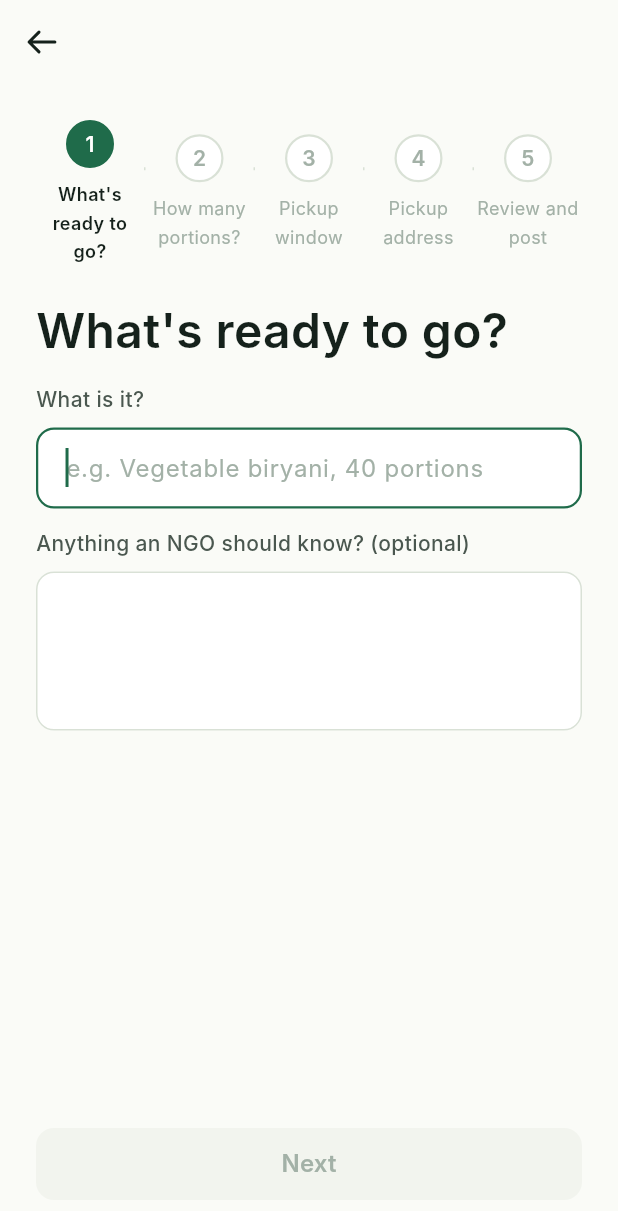
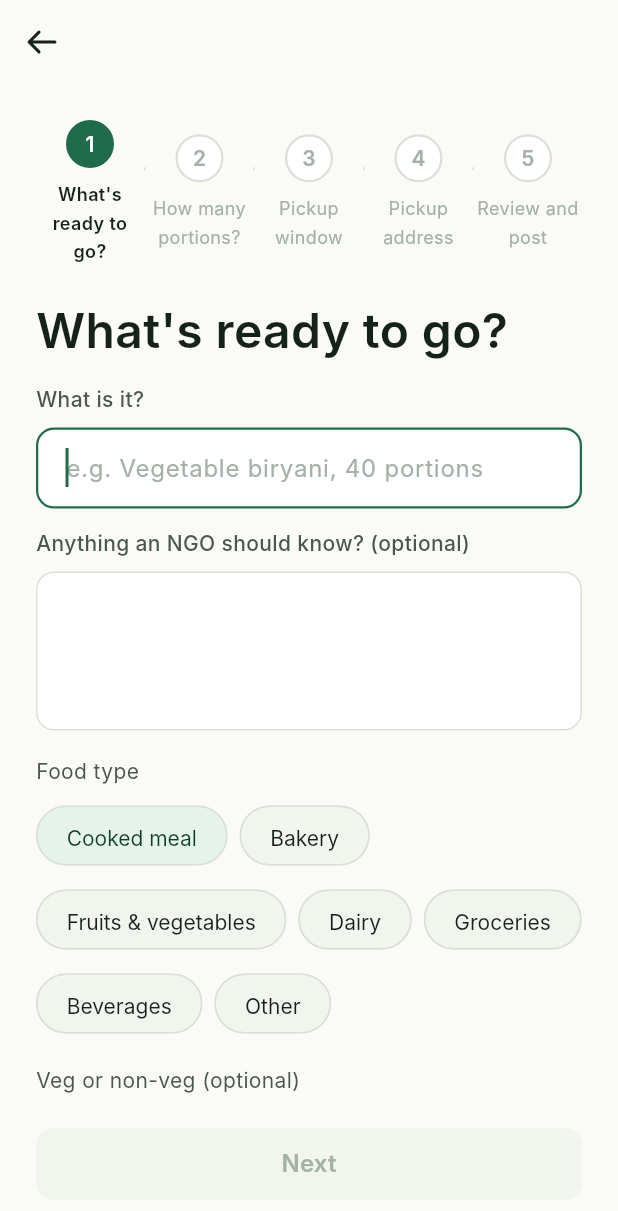
Before and after one commit to venkata-leeladhar-abburi/surplus-served, a Flutter app: the CreateDonationScreen screen opened by its route, on a phone screen of 412 x 824 dp. Shown: the top 1211 px of the screen. Run offline on Flutter 3.47's test engine with Material 3 defaults, Android fonts, the phone set to English and light mode, and no system bars; our stand-ins replace connectivity_plus, file_picker, flutter_riverpod, go_router; Roboto replaces fonts that are missing (Inter).

Commit message:
Donor app: food photo, expiry, food type and veg/non-veg
- Create donation: choose food type and veg/non-veg, optionally attach
  a photo (JPG/PNG/WEBP, max 5 MB, compressed), and pick how long the
  food stays safe (options shorter than the pickup window are
  disabled, matching the backend rule). Review step shows all of it.
- Repository sends multipart/form-data with the photo when one is
  attached, JSON otherwise.
- Donation model reads imageUrl, foodCategory, dietType, expiresAt.
  Donor and NGO detail screens show the photo and food/expiry tags;
  the NGO feed cards show the photo and veg marker.
- Tests for both request formats, file type check and error messages.

Co-Authored-By: Claude Opus 5.5 <noreply@anthropic.com>
Claude-Session: https://claude.ai/code/session_01YJCfmcnuNBXBPy3fmeAvet

```diff
--- a/apps/mobile/lib/features/discovery/presentation/controllers/receiver_donations_providers.dart
+++ b/apps/mobile/lib/features/discovery/presentation/controllers/receiver_donations_providers.dart
@@ -134,6 +134,12 @@ Donation _buildDonation(
     title: donationData['title']?.toString() ?? 'Food donation',
     description: donationData['description']?.toString(),
     portions: portions,
+    imageUrl: donationData['imageUrl']?.toString(),
+    foodCategory: donationData['foodCategory']?.toString() ?? 'other',
+    dietType: donationData['dietType']?.toString(),
+    expiresAt: donationData['expiresAt'] != null
+        ? DateTime.tryParse(donationData['expiresAt'].toString())
+        : null,
     status: _donationStatusFor(allocationData['status']?.toString()),
     pickupWindowStart: _toDate(donationData['pickupWindowStart']),
     pickupWindowEnd: _toDate(donationData['pickupWindowEnd']),
--- a/apps/mobile/lib/features/discovery/presentation/screens/donation_detail_screen.dart
+++ b/apps/mobile/lib/features/discovery/presentation/screens/donation_detail_screen.dart
@@ -9,6 +9,7 @@ import '../../../../core/providers.dart';
 import '../../../../shared/utils/status_mapper.dart';
 import '../../../../shared/widgets/async_error_view.dart';
 import '../../../../shared/widgets/connectivity_banner.dart';
+import '../../../../shared/widgets/donation_food_details.dart';
 import '../../../../shared/widgets/text_input_dialog.dart';
 import '../../../donation/domain/donation_status.dart';
 import '../../../donation/presentation/controllers/donation_providers.dart';
@@ -149,6 +150,7 @@ class _DonationDetailScreenState extends ConsumerState<DonationDetailScreen> {
                   child: Column(
                     crossAxisAlignment: CrossAxisAlignment.stretch,
                     children: [
+                      DonationFoodDetails(donation: donation),
                       Row(
                         children: [
                           Expanded(
--- a/apps/mobile/lib/features/discovery/presentation/screens/receiver_feed_screen.dart
+++ b/apps/mobile/lib/features/discovery/presentation/screens/receiver_feed_screen.dart
@@ -48,7 +48,9 @@ class ReceiverFeedScreen extends ConsumerWidget {
               return SsDonationCard(
                 title: d.title,
                 donorName: d.donorName,
-                imageUrl: null,
+                imageUrl: d.imageUrl,
+                isVegetarian:
+                    d.dietType == null ? null : d.dietType == 'veg',
                 status: d.status.ssStatus,
                 statusLabel: d.status.label(l10n),
                 servingsLabel: l10n.commonPortionsLabel(d.portions),
--- a/apps/mobile/lib/features/donation/data/donation_repository_fixture.dart
+++ b/apps/mobile/lib/features/donation/data/donation_repository_fixture.dart
@@ -32,6 +32,10 @@ class DonationRepositoryFixture implements DonationRepository {
     required DateTime pickupWindowStart,
     required DateTime pickupWindowEnd,
     required PickupAddress address,
+    required DateTime expiresAt,
+    String foodCategory = 'other',
+    String? dietType,
+    String? imagePath,
     String? authToken,
   }) async {
     return _store.create(
--- a/apps/mobile/lib/features/donation/domain/donation_repository.dart
+++ b/apps/mobile/lib/features/donation/domain/donation_repository.dart
@@ -15,6 +15,12 @@ abstract class DonationRepository {
     required DateTime pickupWindowStart,
     required DateTime pickupWindowEnd,
     required PickupAddress address,
+    required DateTime expiresAt,
+    String foodCategory = 'other',
+    String? dietType,
+
+    /// Local path of an optional food photo (JPG, PNG or WEBP).
+    String? imagePath,
     String? authToken,
   });
 
--- a/apps/mobile/lib/features/donation/presentation/screens/create_donation_screen.dart
+++ b/apps/mobile/lib/features/donation/presentation/screens/create_donation_screen.dart
@@ -1,4 +1,6 @@
+import 'dart:io';
 
+import 'package:file_picker/file_picker.dart';
 import 'package:flutter/material.dart';
 import 'package:flutter_riverpod/flutter_riverpod.dart';
 import 'package:go_router/go_router.dart';
@@ -6,6 +8,7 @@ import 'package:ss_design_system/ss_design_system.dart';
 
 import '../../../../core/l10n/app_localizations.dart';
 import '../../../../core/providers.dart';
+import '../../../../shared/utils/food_labels.dart';
 import '../../../../shared/widgets/connectivity_banner.dart';
 import '../../domain/donation.dart';
 import '../controllers/donation_providers.dart';
@@ -26,8 +29,7 @@ class CreateDonationScreen extends ConsumerStatefulWidget {
       _CreateDonationScreenState();
 }
 
-class _CreateDonationScreenState
-    extends ConsumerState<CreateDonationScreen> {
+class _CreateDonationScreenState extends ConsumerState<CreateDonationScreen> {
   int _step = 0;
   bool _posting = false;
 
@@ -37,6 +39,70 @@ class _CreateDonationScreenState
   final _localityController = TextEditingController();
 
   Duration _window = const Duration(hours: 2);
+
+  String _foodCategory = 'cooked_meal';
+  String? _dietType;
+
+  /// How many hours from now the food stays safe to eat.
+  /// Must be at least the pickup window (the backend enforces this too).
+  int _safeHours = 4;
+
+  String? _imagePath;
+  String? _imageName;
+
+  static const _safeHourOptions = [2, 4, 6, 12, 24];
+  static const _maxImageBytes = 5 * 1024 * 1024;
+
+  void _setWindow(int hours) {
+    setState(() {
+      _window = Duration(hours: hours);
+      if (_safeHours < hours) {
+        _safeHours = _safeHourOptions.firstWhere((h) => h >= hours);
+      }
+    });
+  }
+
+  Future<void> _pickPhoto() async {
+    try {
+      final file = await FilePicker.pickFile(
+        type: FileType.custom,
+        allowedExtensions: ['jpg', 'jpeg', 'png', 'webp'],
+        compressionQuality: 70,
+      );
+
+      if (file == null || !mounted) return;
+
+      if (file.path == null) {
+        throw Exception('Unable to access the selected photo.');
+      }
+
+      final size = await file.length() ?? 0;
+
+      if (!mounted) return;
+
+      if (size > _maxImageBytes) {
+        ScaffoldMessenger.of(context).showSnackBar(
+          const SnackBar(content: Text('Photo must be 5 MB or smaller.')),
+        );
+        return;
+      }
+
+      setState(() {
+        _imagePath = file.path;
+        _imageName = file.name;
+      });
+    } catch (e) {
+      if (!mounted) return;
+      ScaffoldMessenger.of(context).showSnackBar(
+        SnackBar(
+          content: Text(
+            'Unable to select photo: '
+            '${e.toString().replaceAll('Exception: ', '')}',
+          ),
+        ),
+      );
+    }
+  }
 
   bool get _canAdvance => switch (_step) {
     0 => _titleController.text.trim().isNotEmpty,
@@ -58,9 +124,7 @@ class _CreateDonationScreenState
   Future<void> _post() async {
     final session = ref.read(sessionProvider);
 
-    if (session == null ||
-        session.token == null ||
-        session.token!.isEmpty) {
+    if (session == null || session.token == null || session.token!.isEmpty) {
       ScaffoldMessenger.of(context).showSnackBar(
         const SnackBar(
           content: Text('Your session has expired. Please log in again.'),
@@ -97,9 +161,11 @@ class _CreateDonationScreenState
             portions: portions,
             pickupWindowStart: now,
             pickupWindowEnd: now.add(_window),
-            address: PickupAddress(
-              locality: _localityController.text.trim(),
-            ),
+            address: PickupAddress(locality: _localityController.text.trim()),
+            expiresAt: now.add(Duration(hours: _safeHours)),
+            foodCategory: _foodCategory,
+            dietType: _dietType,
+            imagePath: _imagePath,
             authToken: session.token,
           );
 
@@ -185,11 +251,15 @@ class _CreateDonationScreenState
     );
   }
 
-  Widget _buildStep(
-    SsColors c,
-    AppLocalizations l10n,
-    List<String> steps,
-  ) {
+  Widget _label(SsColors c, String text) => Padding(
+    padding: const EdgeInsets.only(bottom: SsSpacing.sm),
+    child: Text(
+      text,
+      style: SsTypeScale.small.copyWith(color: c.onSurfaceVariant),
+    ),
+  );
+
+  Widget _buildStep(SsColors c, AppLocalizations l10n, List<String> steps) {
     switch (_step) {
       case 0:
         return SingleChildScrollView(
@@ -213,6 +283,62 @@ class _CreateDonationScreenState
                 label: l10n.donorCreateNotesLabel,
                 controller: _descriptionController,
                 maxLines: 3,
+              ),
+              const SizedBox(height: SsSpacing.lg),
+              _label(c, 'Food type'),
+              Wrap(
+                spacing: SsSpacing.sm,
+                runSpacing: SsSpacing.sm,
+                children: [
+                  for (final entry in FoodLabels.categories.entries)
+                    ChoiceChip(
+                      label: Text(entry.value),
+                      selected: _foodCategory == entry.key,
+                      onSelected: (_) =>
+                          setState(() => _foodCategory = entry.key),
+                    ),
+                ],
+              ),
+              const SizedBox(height: SsSpacing.lg),
+              _label(c, 'Veg or non-veg (optional)'),
+              Wrap(
+                spacing: SsSpacing.sm,
+                children: [
+                  for (final entry in FoodLabels.diets.entries)
+                    ChoiceChip(
+                      label: Text(entry.value),
+                      selected: _dietType == entry.key,
+                      onSelected: (selected) => setState(
+                        () => _dietType = selected ? entry.key : null,
+                      ),
+                    ),
+                ],
+              ),
+              const SizedBox(height: SsSpacing.lg),
+              _label(c, 'Photo (optional)'),
+              if (_imagePath != null) ...[
+                ClipRRect(
+                  borderRadius: BorderRadius.circular(SsRadius.md),
+                  child: Image.file(
+                    File(_imagePath!),
+                    height: 160,
+                    fit: BoxFit.cover,
+                    errorBuilder: (context, _, _) => Text(_imageName ?? ''),
+                  ),
+                ),
+                TextButton.icon(
+                  onPressed: () => setState(() {
+                    _imagePath = null;
+                    _imageName = null;
+                  }),
+                  icon: const Icon(Icons.delete_outline),
+                  label: const Text('Remove photo'),
+                ),
+              ] else
+                OutlinedButton.icon(
+                  onPressed: _pickPhoto,
+                  icon: const Icon(Icons.add_a_photo_outlined),
+                  label: const Text('Add a photo of the food'),
                 ),
             ],
           ),
@@ -240,9 +366,7 @@ class _CreateDonationScreenState
               Center(
                 child: Text(
                   'Enter the total number of portions available',
-                  style: SsTypeScale.body.copyWith(
-                    color: c.onSurfaceVariant,
-                  ),
+                  style: SsTypeScale.body.copyWith(color: c.onSurfaceVariant),
                 ),
               ),
             ],
@@ -250,7 +374,8 @@ class _CreateDonationScreenState
         );
 
       case 2:
-        return Column(
+        return SingleChildScrollView(
+          child: Column(
             crossAxisAlignment: CrossAxisAlignment.stretch,
             children: [
               Text(
@@ -260,9 +385,7 @@ class _CreateDonationScreenState
               const SizedBox(height: SsSpacing.sm),
               Text(
                 l10n.donorCreateWindowSubtitle,
-              style: SsTypeScale.body.copyWith(
-                color: c.onSurfaceVariant,
-              ),
+                style: SsTypeScale.body.copyWith(color: c.onSurfaceVariant),
               ),
               const SizedBox(height: SsSpacing.lg),
               for (final hours in [1, 2, 3, 4])
@@ -271,12 +394,28 @@ class _CreateDonationScreenState
                   child: _WindowOption(
                     label: l10n.donorCreateWindowOption(hours),
                     selected: _window.inHours == hours,
-                  onTap: () => setState(
-                    () => _window = Duration(hours: hours),
+                    onTap: () => _setWindow(hours),
                   ),
                 ),
+              const SizedBox(height: SsSpacing.lg),
+              _label(c, 'Food stays safe to eat for'),
+              Wrap(
+                spacing: SsSpacing.sm,
+                runSpacing: SsSpacing.sm,
+                children: [
+                  for (final hours in _safeHourOptions)
+                    ChoiceChip(
+                      label: Text('$hours hours'),
+                      selected: _safeHours == hours,
+                      // Food must stay safe until pickup ends.
+                      onSelected: hours < _window.inHours
+                          ? null
+                          : (_) => setState(() => _safeHours = hours),
                     ),
                 ],
+              ),
+            ],
+          ),
         );
 
       case 3:
@@ -291,9 +430,7 @@ class _CreateDonationScreenState
               const SizedBox(height: SsSpacing.sm),
               Text(
                 l10n.donorCreateAddressPrivacyNote,
-                style: SsTypeScale.small.copyWith(
-                  color: c.onSurfaceVariant,
-                ),
+                style: SsTypeScale.small.copyWith(color: c.onSurfaceVariant),
               ),
               const SizedBox(height: SsSpacing.lg),
               SsTextField(
@@ -328,9 +465,20 @@ class _CreateDonationScreenState
               ),
               _ReviewRow(
                 label: l10n.donorCreateReviewWindowLabel,
-                value: l10n.donorCreateReviewWindowValue(
-                  _window.inHours,
+                value: l10n.donorCreateReviewWindowValue(_window.inHours),
               ),
+              _ReviewRow(label: 'Food safe for', value: '$_safeHours hours'),
+              _ReviewRow(
+                label: 'Food type',
+                value: [
+                  FoodLabels.category(_foodCategory),
+                  if (FoodLabels.diet(_dietType) != null)
+                    FoodLabels.diet(_dietType)!,
+                ].join(' · '),
+              ),
+              _ReviewRow(
+                label: 'Photo',
+                value: _imagePath != null ? 'Added' : 'None',
               ),
               _ReviewRow(
                 label: l10n.donorCreateReviewLocalityLabel,
@@ -372,9 +520,7 @@ class _WindowOption extends StatelessWidget {
         child: Container(
           padding: const EdgeInsets.all(SsSpacing.md),
           decoration: BoxDecoration(
-            border: Border.all(
-              color: selected ? c.primary : c.border,
-            ),
+            border: Border.all(color: selected ? c.primary : c.border),
             borderRadius: BorderRadius.circular(SsRadius.md),
           ),
           child: Row(
@@ -388,13 +534,11 @@ class _WindowOption extends StatelessWidget {
                 label,
                 style: SsTypeScale.body.copyWith(
                   color: selected ? c.onPrimaryContainer : c.onSurface,
-                  fontWeight:
-                      selected ? FontWeight.w600 : FontWeight.w400,
+                  fontWeight: selected ? FontWeight.w600 : FontWeight.w400,
                 ),
               ),
               const Spacer(),
-              if (selected)
-                SsIcon(SsIcons.check, color: c.primary),
+              if (selected) SsIcon(SsIcons.check, color: c.primary),
             ],
           ),
         ),
@@ -404,10 +548,7 @@ class _WindowOption extends StatelessWidget {
 }
 
 class _ReviewRow extends StatelessWidget {
-  const _ReviewRow({
-    required this.label,
-    required this.value,
-  });
+  const _ReviewRow({required this.label, required this.value});
 
   final String label;
   final String value;
@@ -423,9 +564,7 @@ class _ReviewRow extends StatelessWidget {
           Expanded(
             child: Text(
               label,
-              style: SsTypeScale.body.copyWith(
-                color: c.onSurfaceVariant,
-              ),
+              style: SsTypeScale.body.copyWith(color: c.onSurfaceVariant),
             ),
           ),
           Expanded(
--- a/apps/mobile/lib/features/donation/presentation/screens/donor_donation_detail_screen.dart
+++ b/apps/mobile/lib/features/donation/presentation/screens/donor_donation_detail_screen.dart
@@ -11,6 +11,7 @@ import '../../../../core/providers.dart';
 import '../../../../shared/utils/status_mapper.dart';
 import '../../../../shared/widgets/async_error_view.dart';
 import '../../../../shared/widgets/connectivity_banner.dart';
+import '../../../../shared/widgets/donation_food_details.dart';
 import '../../domain/donation_status.dart';
 import '../controllers/donation_providers.dart';
 import '../widgets/donor_requests_section.dart';
@@ -87,6 +88,7 @@ class _DonorDonationDetailScreenState
                   child: Column(
                     crossAxisAlignment: CrossAxisAlignment.stretch,
                     children: [
+                      DonationFoodDetails(donation: donation),
                       Row(
                         children: [
                           Expanded(
--- a/apps/mobile/lib/features/recurring/data/recurring_repository_fixture.dart
+++ b/apps/mobile/lib/features/recurring/data/recurring_repository_fixture.dart
@@ -83,6 +83,7 @@ class RecurringRepositoryFixture implements RecurringRepository {
         Duration(hours: template.windowHours),
       ),
       address: PickupAddress(locality: template.locality),
+      expiresAt: DateTime.now().add(Duration(hours: template.windowHours)),
     );
     _put(template.copyWith(confirmedToday: true));
   }
--- /dev/null
+++ b/apps/mobile/lib/shared/utils/food_labels.dart
@@ -0,0 +1,39 @@
+/// Display text for the donation food fields.
+///
+/// Keys match the backend enums in apps/backend/models/Donation.js.
+abstract final class FoodLabels {
+  static const categories = <String, String>{
+    'cooked_meal': 'Cooked meal',
+    'bakery': 'Bakery',
+    'fruits_vegetables': 'Fruits & vegetables',
+    'dairy': 'Dairy',
+    'groceries': 'Groceries',
+    'beverages': 'Beverages',
+    'other': 'Other',
+  };
+
+  static const diets = <String, String>{
+    'veg': 'Veg',
+    'non_veg': 'Non-veg',
+  };
+
+  static String category(String key) => categories[key] ?? 'Other';
+
+  static String? diet(String? key) => key == null ? null : diets[key];
+
+  /// e.g. "Safe until 14:30" or "Safe until 06/11 09:00" if not today.
+  static String expiry(DateTime expiresAt, DateTime now) {
+    final local = expiresAt.toLocal();
+    String two(int n) => n.toString().padLeft(2, '0');
+    final time = '${two(local.hour)}:${two(local.minute)}';
+    final sameDay = local.year == now.year &&
+        local.month == now.month &&
+        local.day == now.day;
+
+    if (!local.isAfter(now)) return 'Expired';
+
+    return sameDay
+        ? 'Safe until $time'
+        : 'Safe until ${two(local.day)}/${two(local.month)} $time';
+  }
+}
```
Also changed, not shown: apps/mobile/lib/features/discovery/data/http_discovery_repository.dart (+9 -0 lines), apps/mobile/lib/features/donation/data/http_donation_repository.dart (+72 -17 lines), apps/mobile/lib/features/donation/domain/donation.dart (+20 -0 lines), apps/mobile/lib/shared/widgets/donation_food_details.dart (added, +81 -0 lines), 2 other files. Lines whose indentation alone changed are shown as unchanged.
